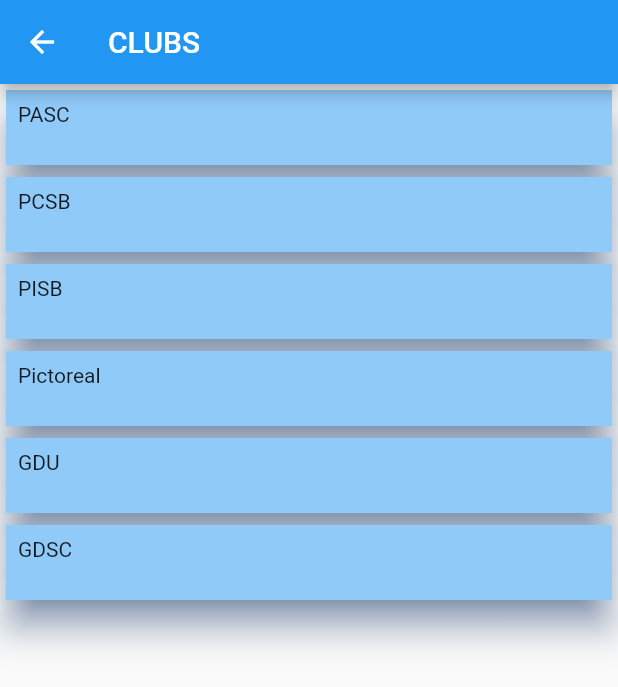
After one commit to AwadhootK/CampusCompass, a Flutter app: the Clubs screen opened by its route, on a phone screen of 412 x 824 dp. The commit adds this screen. Shown: the top 687 px of the screen. Run offline on Flutter 3.47's test engine with Material 2 defaults, Android fonts, the phone set to English and light mode, and no system bars; our stand-ins replace cloud_firestore, firebase_core, image_picker, shared_preferences; accounts and stored records are empty.

Commit message:
clubs added

```diff
--- a/lib/helpers/global_data.dart
+++ b/lib/helpers/global_data.dart
@@ -1,3 +1,11 @@
 class User {
   static Map<dynamic, dynamic>? m;
+  static Map<String, String> clubs = {
+    'PASC': '',
+    'PCSB': '',
+    'PISB': '',
+    'Pictoreal': '',
+    'GDU': '',
+    'GDSC': '',
+  };
 }
--- a/lib/helpers/myException.dart
+++ b/lib/helpers/myException.dart
@@ -1,4 +1,3 @@
-
 import 'package:flutter/material.dart';
 
 class httpException {
--- a/lib/main.dart
+++ b/lib/main.dart
@@ -7,6 +7,8 @@ import './providers/auth.dart';
 import './screens/home_screen.dart';
 import './screens/splash_screen.dart';
 import './screens/sign_up.dart';
+import './screens/clubs_screen.dart';
+import './screens/club_events.dart';
 
 void main() async {
   // Initialize the firestore database
@@ -30,14 +32,15 @@ class myApp extends StatelessWidget {
         builder: (context, authObj, _) => MaterialApp(
           debugShowCheckedModeBanner: false,
           home: authObj.isAuth()
-              ? HomeScreen()
+              ? Clubs()
               : FutureBuilder(
                   builder: (context, snapshot) {
                     if (snapshot.connectionState == ConnectionState.waiting) {
                       return const SplashScreen();
                     }
                     if (snapshot.data == true) {
-                      return HomeScreen();
+                      print('logged');
+                      return Clubs();
                     } else {
                       return LoginSignup();
                     }
@@ -45,7 +48,10 @@ class myApp extends StatelessWidget {
                   future: authObj.tryAutoLogin(),
                 ),
           routes: {
+            // '/': (context) => ClubEvent(),
             SignUp.routeName: (context) => SignUp(),
+            ClubEvent.routeName: (context) => ClubEvent(),
+            Clubs.routeName: (context) => Clubs(),
           },
         ),
       ),
--- a/lib/providers/auth.dart
+++ b/lib/providers/auth.dart
@@ -80,7 +80,9 @@ class Auth with ChangeNotifier {
   }
 
   Future<void> login(String username, String password) async {
-    User.m = await Firestore.fetchID(username.substring(0, 11));
+    User.m = await Firestore(path: 'users').fetchID(username.substring(0, 11));
+    await Firestore(path: 'clubs').fetchClubID();
+    print(User.clubs);
     return _authenticate(username, password, 'signInWithPassword');
   }
 
@@ -126,9 +128,9 @@ class Auth with ChangeNotifier {
     _userID = extractedData['userID'];
     _token = extractedData['token'];
     _expiryTime = DateTime.parse(extractedData['expiryTime']);
-    User.m =
-        await Firestore.fetchID(extractedData['username'].substring(0, 11));
-
+    User.m = await Firestore(path: 'users')
+        .fetchID(extractedData['username'].substring(0, 11));
+    Firestore(path: 'clubs').fetchClubID().then((value) => print(User.clubs));
     autoLogOut();
     notifyListeners();
     return true;
--- /dev/null
+++ b/lib/screens/clubs_screen.dart
@@ -0,0 +1,39 @@
+import 'package:firebase/screens/club_events.dart';
+import 'package:flutter/material.dart';
+
+class Clubs extends StatelessWidget {
+  Clubs({super.key});
+  static const routeName = '/clubs_screen';
+  List<String> l = ['PASC', 'PCSB', 'PISB', 'Pictoreal', 'GDU', 'GDSC'];
+
+  @override
+  Widget build(BuildContext context) {
+    return Scaffold(
+      appBar: AppBar(title: const Text('CLUBS')),
+      body: Center(
+        child: ListView(
+          children: l.map((element) {
+            return GestureDetector(
+              onTap: () {
+                Navigator.of(context)
+                    .pushNamed(ClubEvent.routeName, arguments: element);
+              },
+              child: Card(
+                elevation: 10,
+                shadowColor: Colors.blue[900],
+                child: Container(
+                  height: 50,
+                  color: Colors.blue[200],
+                  child: Padding(
+                    padding: const EdgeInsets.all(8.0),
+                    child: Text(element),
+                  ),
+                ),
+              ),
+            );
+          }).toList(),
+        ),
+      ),
+    );
+  }
+}
--- a/lib/screens/sign_up.dart
+++ b/lib/screens/sign_up.dart
@@ -50,11 +50,11 @@ class _SignUpState extends State<SignUp> {
     final isValid = _key.currentState!.validate();
     if (!isValid) return;
     _key.currentState!.save();
-    // print('FORM SAVED!!');
+    print('FORM SAVED!!');
     // print(_userData);
-    await Firestore.post(_userData).then((value) {
+    await Firestore(path: 'users').post(_userData).then((value) {
       User.m = _userData;
-      // print('DATA POSTED');
+      print('DATA POSTED');
       Navigator.of(context).pop();
     });
   }
```
Also changed, not shown: lib/screens/club_events.dart (added, +34 -0 lines), lib/services/firestore_crud.dart (+28 -14 lines), 1 other file.
